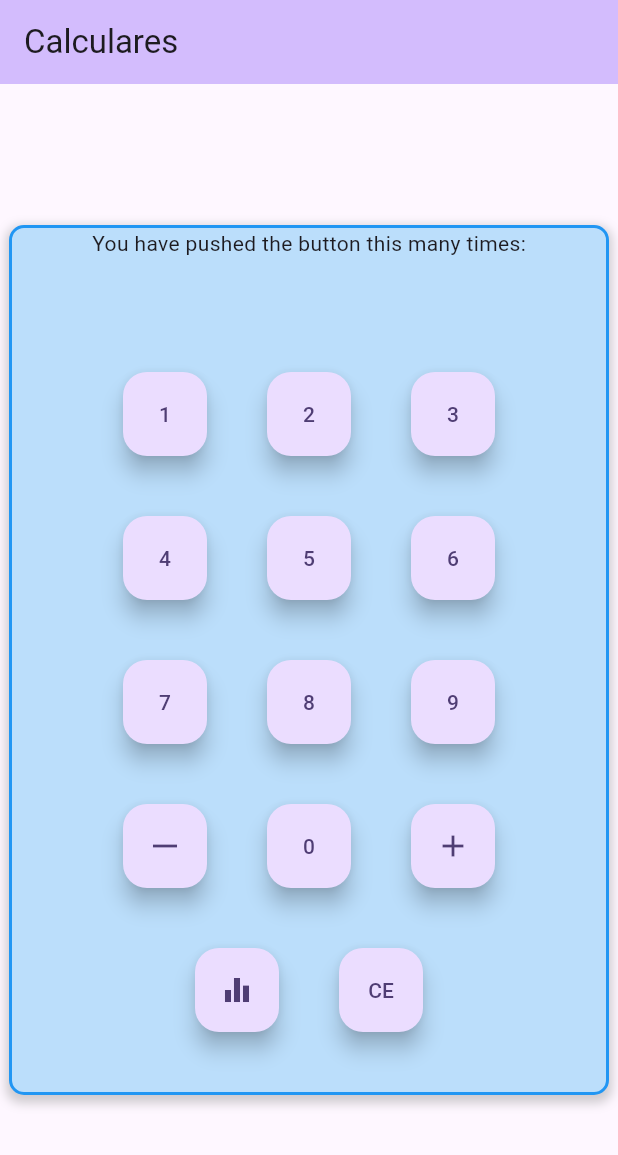
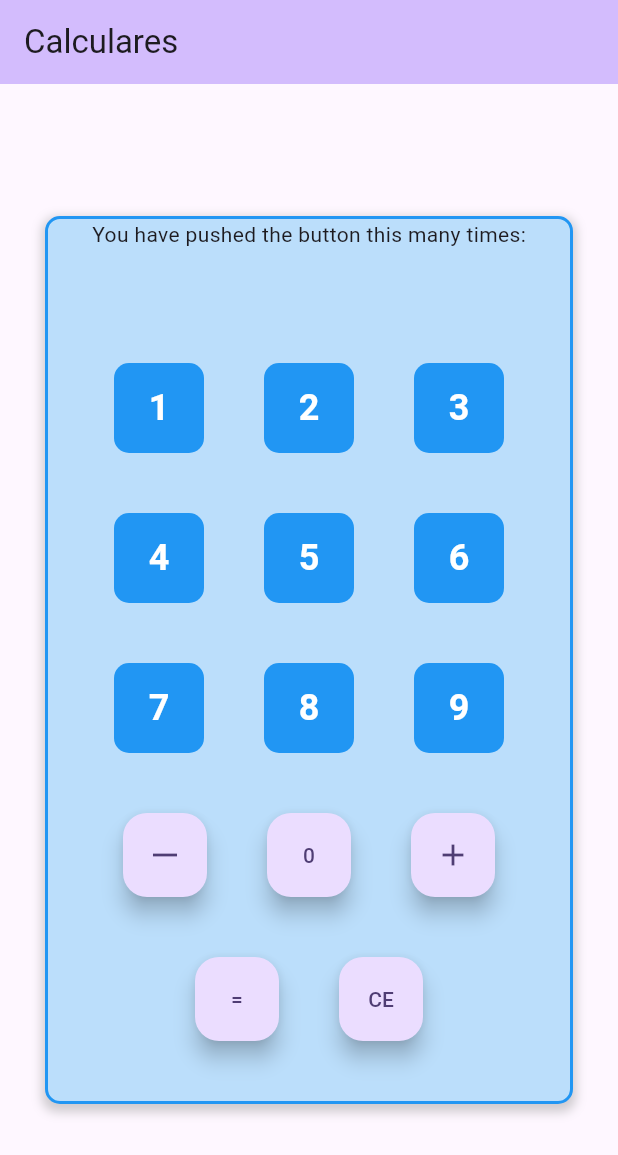
Before and after one commit to pedrourio/Calculadora-Flutter, a Flutter app: the screen it shows after launch, on a phone screen of 412 x 824 dp. Shown: the top 1155 px of the screen. Run offline on Flutter 3.47's test engine with Material 3 defaults, Android fonts, the phone set to English and light mode, and no system bars.

Commit message:
refactor(ui): refatora botão numérico para animação implícita
Remove o conflito de gestos entre GestureDetector e FloatingActionButton ao substituir o FloatingActionButton por um AnimatedContainer customizado.

Isso corrige o comportamento da animação para que o botão mude de forma ao ser pressionado e volte ao normal ao ser solto, conforme o esperado.

```diff
--- a/lib/Calculadora.dart
+++ b/lib/Calculadora.dart
@@ -22,10 +22,12 @@ class CalculadoraPage extends StatefulWidget {
 
 class _CalculadoraPageState extends State<CalculadoraPage> {
   final Calculo _calculator = Calculo();
+  int _pressedButton = 0;
 
   void _handleNumberPress(int number){
     setState((){
       _calculator.changeResult(number);
+
     });
   }
 
@@ -66,6 +68,7 @@ class _CalculadoraPageState extends State<CalculadoraPage> {
       body: Center(
         child: Container(
           width: 400,
+          margin: EdgeInsets.all(30),
           decoration: BoxDecoration(
 
             color: Colors.blue[100],
@@ -93,8 +96,8 @@ class _CalculadoraPageState extends State<CalculadoraPage> {
               children: <Widget>[
                 const Text('You have pushed the button this many times:'),
                 SingleChildScrollView(
+                  scrollDirection: Axis.horizontal,
 
-                  scrollDirection: Axis.horizontal,
                   child: Text(_calculator.result, style: Theme.of(context).textTheme.headlineMedium),
                 ),
                 Container(
@@ -108,11 +111,50 @@ class _CalculadoraPageState extends State<CalculadoraPage> {
                         children: [
                           for (int j = 0; j < 3; j++)
                             Padding(
-                              padding: EdgeInsets.all(20),
-                              child: FloatingActionButton(
-                                onPressed: () => _handleNumberPress(i * 3 + j + 1),
-                                tooltip: '${i * 3 + j + 1}',
-                                child: Text('${i * 3 + j + 1}'),
+                              padding: const EdgeInsets.all(20),
+                              child: GestureDetector(
+                                onTapDown: (_) => setState(() {
+                                  _pressedButton = i * 3 + j + 1;
+                                }),
+                                onTapUp: (_) {
+                                  _handleNumberPress(i * 3 + j + 1);
+                                  Future.delayed(const Duration(milliseconds: 200), () { //TEMPO QUE FICA APERTADO
+                                    if (mounted) {
+                                      setState(() {
+                                        _pressedButton = -1;
+                                      });
+                                    }
+                                  });
+                                },
+
+                                onTapCancel: () {
+                                  setState(() {
+                                    _pressedButton = -1;
+                                  });
+                                },
+                                child: AnimatedContainer(
+                                  duration: const Duration(milliseconds: 150), //TEMPO QUE DEMORA PARA FAZER ANIMAÇÃO
+                                  width: 60,
+                                  height: 60,
+                                  decoration: BoxDecoration(
+                                    color: _pressedButton == i * 3 + j + 1
+                                        ? Colors.green[300]
+                                        : Colors.blue,
+                                    borderRadius: _pressedButton == i * 3 + j + 1
+                                        ? BorderRadius.circular(30) // Circular
+                                        : BorderRadius.circular(10), // Rounded square
+                                  ),
+                                  child: Center(
+                                    child: Text(
+                                      '${i * 3 + j + 1}',
+                                      style: const TextStyle(
+                                        fontSize: 24,
+                                        color: Colors.white,
+                                        fontWeight: FontWeight.bold,
+                                      ),
+                                    ),
+                                  ),
+                                ),
                               ),
                             ),
 
@@ -156,7 +198,7 @@ class _CalculadoraPageState extends State<CalculadoraPage> {
                           child: FloatingActionButton(
                             onPressed: _handleEquals,
                             tooltip: 'Igual',
-                            child: const Icon(Icons.equalizer),
+                            child: Text('='),
                           ),
                           ),
                         Padding(
```
